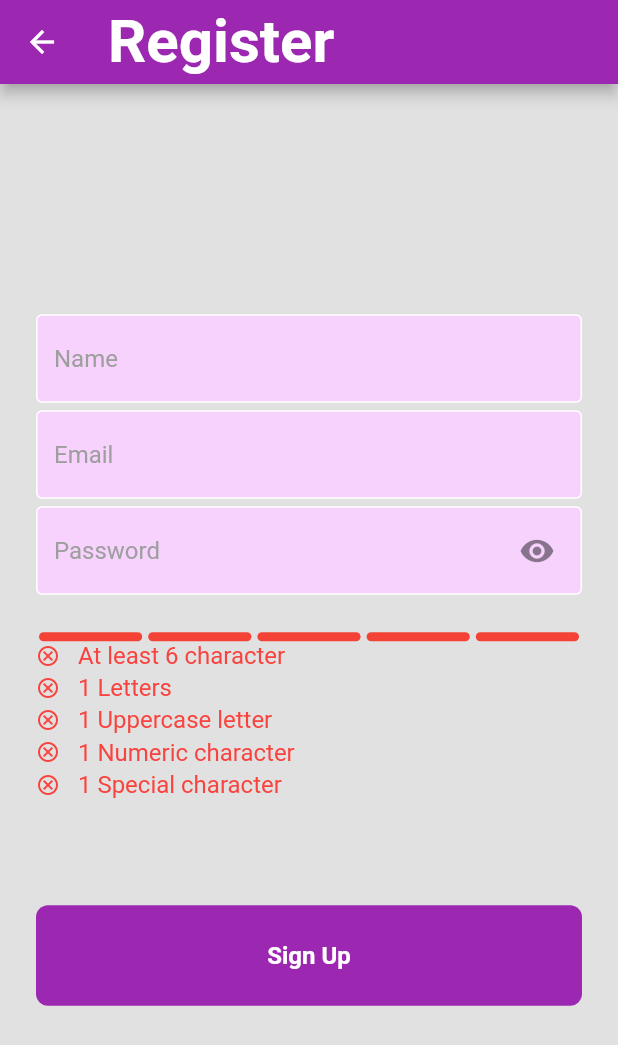
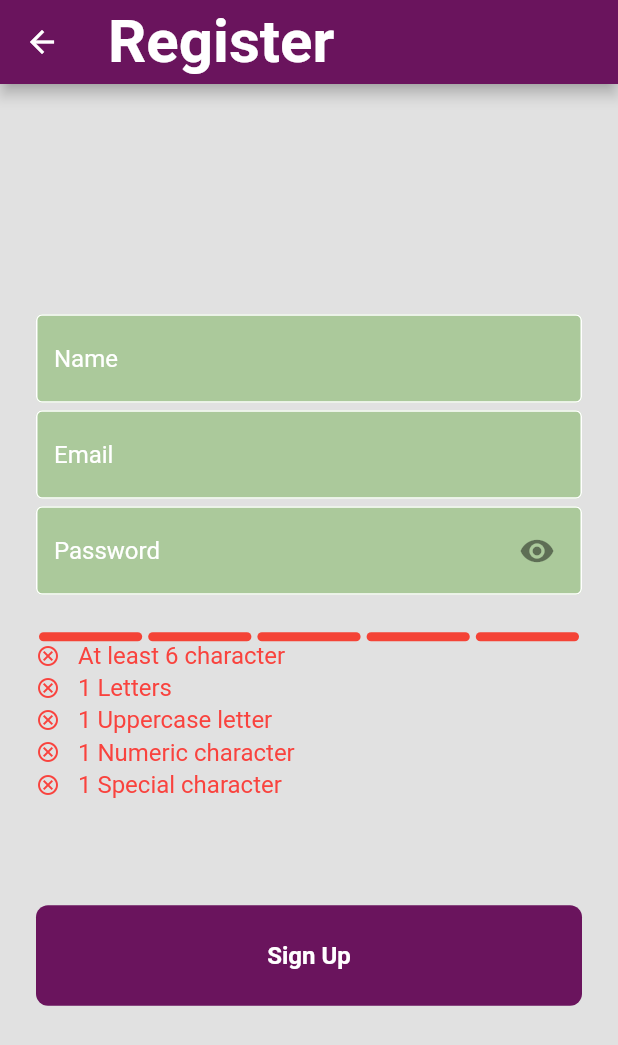
Before and after one commit to biiggman/aacai, a Flutter app: the screen it shows after launch, after a tap on "Sign in", after a tap on "Dont have an account?", on a phone screen of 412 x 824 dp. Shown: the top 1045 px of the screen. Run offline on Flutter 3.47's test engine with Material 2 defaults, Android fonts, the phone set to English and light mode, and no system bars; drawn by our look-alikes of flutter_pw_validator; our stand-ins replace cached_network_image, camera, cloud_firestore, firebase_auth, firebase_core, firebase_storage and 5 more; missing offline and left inert: tflite; accounts and stored records are empty.

Commit message:
UI updates

```diff
--- a/lib/main.dart
+++ b/lib/main.dart
@@ -142,7 +142,7 @@ class _MyHomePageState extends State<MyHomePage> {
                       titleTextStyle: const TextStyle(
                         fontWeight: FontWeight.bold,
                         fontSize: 20,
-                        color: Colors.purple,
+                        color: Color(0xff6A145D),
                       ),
                       content: Padding(
                           padding: const EdgeInsets.all(5),
--- a/lib/ui/login/forgot_password_page.dart
+++ b/lib/ui/login/forgot_password_page.dart
@@ -30,7 +30,6 @@ class _ForgotPasswordPageState extends State<ForgotPasswordPage> {
         backgroundColor: const Color.fromARGB(255, 225, 225, 225),
         //top bar
         appBar: AppBar(
-            backgroundColor: Colors.purple,
             title: const Text('Forgot Password'),
             titleTextStyle: const TextStyle(
                 fontWeight: FontWeight.bold,
--- a/lib/ui/login/login_page.dart
+++ b/lib/ui/login/login_page.dart
@@ -58,12 +58,12 @@ class _LoginPageState extends State<LoginPage> {
           backgroundColor: const Color.fromARGB(255, 225, 225, 225),
           //top bar
           appBar: AppBar(
-              backgroundColor: Colors.purple,
               title: const Text('Welcome'),
               titleTextStyle: const TextStyle(
-                  fontWeight: FontWeight.bold,
-                  fontSize: 40,
-                  color: Colors.white)),
+                fontWeight: FontWeight.bold,
+                fontSize: 40,
+                color: Colors.white,
+              )),
 
           body: FutureBuilder(
               future: _initializeFirebase(),
@@ -76,9 +76,9 @@ class _LoginPageState extends State<LoginPage> {
                         children: [
                           //logo--add image to assets folder and call
                           const Image(
-                            image: AssetImage("assets/logos/berrywithbeer.png"),
-                            height: 150,
-                            width: 150,
+                            image: AssetImage("assets/logos/logo.png"),
+                            height: 100,
+                            width: 300,
                           ),
                           Form(
                             key: _formKey,
@@ -106,9 +106,8 @@ class _LoginPageState extends State<LoginPage> {
                                   ),
                                   decoration: InputDecoration(
                                       hintText: "Password",
-                                      hintStyle: const TextStyle(
-                                          color: Color.fromARGB(
-                                              255, 158, 158, 158)),
+                                      hintStyle:
+                                          const TextStyle(color: Colors.white),
                                       //Icon button toggles password visibility
                                       suffixIcon: IconButton(
                                         padding:
@@ -135,10 +134,8 @@ class _LoginPageState extends State<LoginPage> {
                                       ),
                                       focusedBorder: const OutlineInputBorder(
                                           borderSide: BorderSide(
-                                              color: Color.fromARGB(
-                                                  255, 122, 2, 152))),
-                                      fillColor: const Color.fromARGB(
-                                          255, 246, 210, 253),
+                                              color: const Color(0xff6A145D))),
+                                      fillColor: const Color(0xffABC99B),
                                       filled: true),
                                 ),
                                 const SizedBox(height: 5),
@@ -212,7 +209,7 @@ class _LoginPageState extends State<LoginPage> {
                                     Expanded(
                                       child: Divider(
                                         thickness: 1,
-                                        color: Colors.purple,
+                                        color: Color(0xff6A145D),
                                       ),
                                     ),
                                     Padding(
@@ -224,9 +221,8 @@ class _LoginPageState extends State<LoginPage> {
                                     ),
                                     Expanded(
                                       child: Divider(
-                                        thickness: 1,
-                                        color: Colors.purple,
-                                      ),
+                                          thickness: 1,
+                                          color: Color(0xff6A145D)),
                                     ),
                                   ],
                                 ),
--- a/lib/ui/login/register_page.dart
+++ b/lib/ui/login/register_page.dart
@@ -39,7 +39,6 @@ class _RegisterPageState extends State<RegisterPage> {
         backgroundColor: const Color.fromARGB(255, 225, 225, 225),
         //top bar
         appBar: AppBar(
-            backgroundColor: Colors.purple,
             title: const Text('Register'),
             titleTextStyle: const TextStyle(
                 fontWeight: FontWeight.bold,
@@ -87,8 +86,7 @@ class _RegisterPageState extends State<RegisterPage> {
                             ),
                             decoration: InputDecoration(
                                 hintText: "Password",
-                                hintStyle: const TextStyle(
-                                    color: Color.fromARGB(255, 158, 158, 158)),
+                                hintStyle: const TextStyle(color: Colors.white),
                                 //Icon button toggles password visibility
                                 suffixIcon: IconButton(
                                   padding: const EdgeInsetsDirectional.only(
@@ -112,11 +110,9 @@ class _RegisterPageState extends State<RegisterPage> {
                                   ),
                                 ),
                                 focusedBorder: const OutlineInputBorder(
-                                    borderSide: BorderSide(
-                                        color:
-                                            Color.fromARGB(255, 122, 2, 152))),
-                                fillColor:
-                                    const Color.fromARGB(255, 246, 210, 253),
+                                    borderSide:
+                                        BorderSide(color: Color(0xff6A145D))),
+                                fillColor: const Color(0xffABC99B),
                                 filled: true),
                           ),
                           //password status validator
--- a/lib/utils/UI_templates.dart
+++ b/lib/utils/UI_templates.dart
@@ -5,7 +5,7 @@ class UITemplates {
   static InputDecoration textFieldDeco({required String hintText}) {
     return (InputDecoration(
         hintText: hintText,
-        hintStyle: TextStyle(color: Colors.grey[500]),
+        hintStyle: TextStyle(color: Colors.white),
         enabledBorder: const OutlineInputBorder(
             borderSide: BorderSide(color: Colors.white)),
         errorBorder: OutlineInputBorder(
@@ -15,8 +15,8 @@ class UITemplates {
           ),
         ),
         focusedBorder: const OutlineInputBorder(
-            borderSide: BorderSide(color: Color.fromARGB(255, 122, 2, 152))),
-        fillColor: const Color.fromARGB(255, 246, 210, 253),
+            borderSide: BorderSide(color: Color(0xff6A145D))),
+        fillColor: const Color(0xffABC99B),
         filled: true));
   }
 
@@ -26,7 +26,7 @@ class UITemplates {
     return Container(
       padding: EdgeInsets.symmetric(vertical: vertInset),
       decoration: BoxDecoration(
-          borderRadius: BorderRadius.circular(8.0), color: Colors.purple),
+          borderRadius: BorderRadius.circular(8.0), color: Color(0xff6A145D)),
       child: Center(
         child: Text(
           displayText,
--- a/pubspec.yaml
+++ b/pubspec.yaml
@@ -116,8 +116,7 @@ flutter:
   - assets/images/verbs/Talk.jpg
 
     #logos
-  - assets/logos/berry.png
-  - assets/logos/berrywithbeer.png
+  - assets/logos/logo.png
   - assets/logos/google_logo.png
 
 
```
Also changed, not shown: assets/logos/berry.png (deleted), assets/logos/berrywithbeer.png (deleted), assets/logos/logo.png (added).
